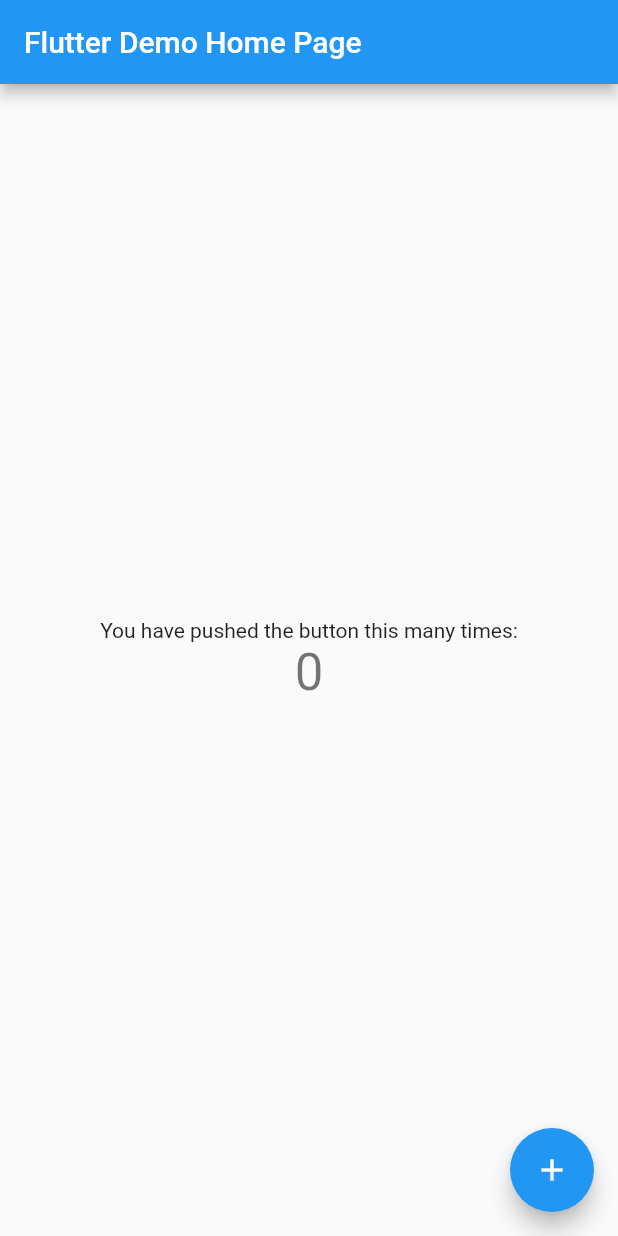
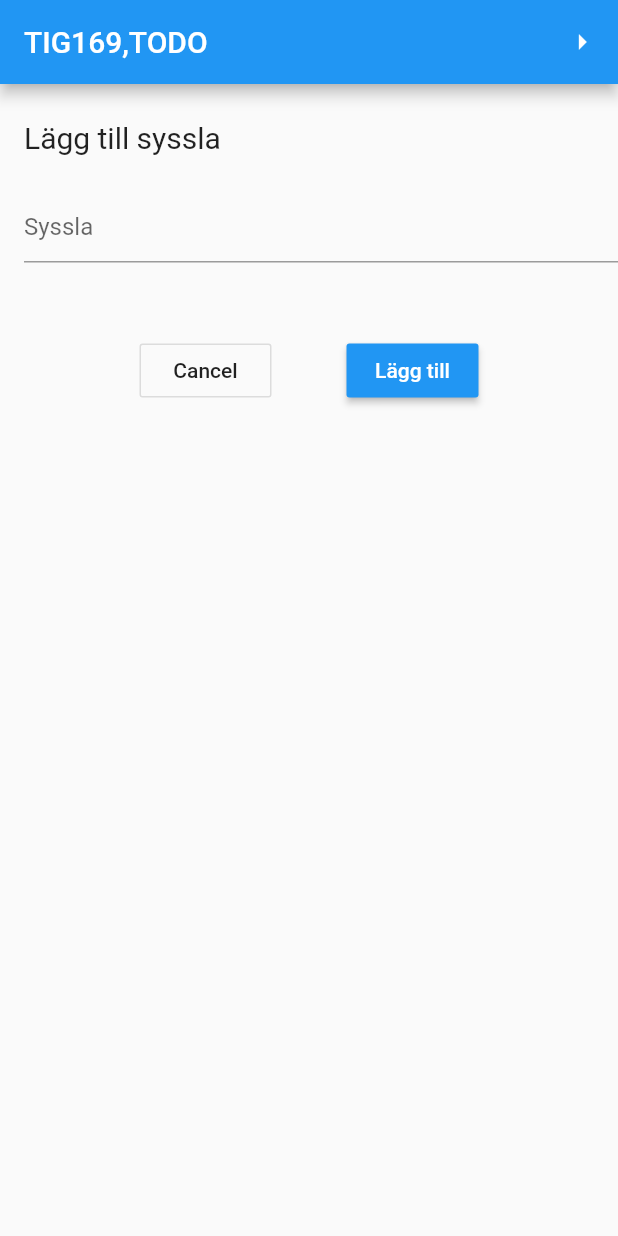
Before and after one commit to gu-tig169/gusvonno, a Flutter app: the screen it shows after launch, on a phone screen of 412 x 824 dp. Run offline on Flutter 3.47's test engine with Material 2 defaults, Android fonts, the phone set to English and light mode, and no system bars.

Commit message:
Updated for stage1

```diff
--- a/lib/main.dart
+++ b/lib/main.dart
@@ -5,113 +5,151 @@ void main() {
 }
 
 class MyApp extends StatelessWidget {
-  // This widget is the root of your application.
   @override
   Widget build(BuildContext context) {
     return MaterialApp(
-      title: 'Flutter Demo',
-      theme: ThemeData(
-        // This is the theme of your application.
-        //
-        // Try running your application with "flutter run". You'll see the
-        // application has a blue toolbar. Then, without quitting the app, try
-        // changing the primarySwatch below to Colors.green and then invoke
-        // "hot reload" (press "r" in the console where you ran "flutter run",
-        // or simply save your changes to "hot reload" in a Flutter IDE).
-        // Notice that the counter didn't reset back to zero; the application
-        // is not restarted.
-        primarySwatch: Colors.blue,
-        // This makes the visual density adapt to the platform that you run
-        // the app on. For desktop platforms, the controls will be smaller and
-        // closer together (more dense) than on mobile platforms.
-        visualDensity: VisualDensity.adaptivePlatformDensity,
+      home: MainView(),
+    );
+  }
+}
+class MainView extends StatelessWidget {
+  @override
+  Widget build(BuildContext context) {
+    return Scaffold(
+      appBar: AppBar(
+        title: Text('TIG169,TODO'),
+        actions: [
+          IconButton(
+            icon: Icon(Icons.arrow_right),
+            onPressed: () {
+              Navigator.push(context,
+                  MaterialPageRoute(builder: (context) => SecondView()));
+            },
+          ),
+        ],
       ),
-      home: MyHomePage(title: 'Flutter Demo Home Page'),
+      body: Center(
+        child: Column(
+          mainAxisAlignment: MainAxisAlignment.start,
+          crossAxisAlignment: CrossAxisAlignment.start,
+          children: [
+
+            _nameLabel(),
+            _nameInputField(),
+            Container(
+              height: 24,
+            ),
+            Container(
+              height: 24,
+            ),
+            _buttonRow(),
+          ],
+        ),
+      ),
+    );
+  }
+
+
+
+  Widget _nameLabel() {
+    return Container(
+      margin: EdgeInsets.only(
+        left: 16,
+        top: 24,
+      ),
+      child: Text(
+        'Lägg till syssla',
+        style: TextStyle(fontSize: 20),
+      ),
+    );
+  }
+
+  Widget _nameInputField() {
+    return Container(
+      margin: EdgeInsets.only(
+        left: 16,
+        top: 24,
+      ),
+      child: TextField(
+        decoration: InputDecoration(
+          hintText: 'Syssla',
+        ),
+      ),
+    );
+  }
+
+
+  Widget _buttonRow() {
+    return Row(
+      mainAxisAlignment: MainAxisAlignment.center,
+      children: [
+        OutlineButton(
+          onPressed: () {},
+          child: Text('Cancel'),
+          highlightColor: Colors.red,
+        ),
+        Container(
+          width: 50,
+        ),
+        RaisedButton(
+          onPressed: () {},
+          child: Text('Lägg till'),
+          color: Colors.blue,
+          textColor: Colors.white,
+          highlightColor: Colors.green,
+        ),
+      ],
     );
   }
 }
 
-class MyHomePage extends StatefulWidget {
-  MyHomePage({Key key, this.title}) : super(key: key);
+class SecondView extends StatelessWidget {
+  get onPressed => null;
 
-  // This widget is the home page of your application. It is stateful, meaning
-  // that it has a State object (defined below) that contains fields that affect
-  // how it looks.
+  Widget build(BuildContext context) {
+    return Scaffold(
+      appBar: AppBar(title: Text('Tig169 TODO'),
+      actions: <Widget>[
+          IconButton(
+            icon: const Icon(Icons.menu),
+            tooltip: 'Menu',
+            onPressed: () {
 
-  // This class is the configuration for the state. It holds the values (in this
-  // case the title) provided by the parent (in this case the App widget) and
-  // used by the build method of the State. Fields in a Widget subclass are
-  // always marked "final".
+            },
 
-  final String title;
-
-  @override
-  _MyHomePageState createState() => _MyHomePageState();
-}
-
-class _MyHomePageState extends State<MyHomePage> {
-  int _counter = 0;
-
-  void _incrementCounter() {
-    setState(() {
-      // This call to setState tells the Flutter framework that something has
-      // changed in this State, which causes it to rerun the build method below
-      // so that the display can reflect the updated values. If we changed
-      // _counter without calling setState(), then the build method would not be
-      // called again, and so nothing would appear to happen.
-      _counter++;
-    });
+      ),
+     ]
+      ),
+      body: _list(),
+      floatingActionButton: FloatingActionButton (
+        child: Icon(Icons.add),
+        onPressed: () {},
+      ),
+    );
   }
 
-  @override
-  Widget build(BuildContext context) {
-    // This method is rerun every time setState is called, for instance as done
-    // by the _incrementCounter method above.
-    //
-    // The Flutter framework has been optimized to make rerunning build methods
-    // fast, so that you can just rebuild anything that needs updating rather
-    // than having to individually change instances of widgets.
-    return Scaffold(
-      appBar: AppBar(
-        // Here we take the value from the MyHomePage object that was created by
-        // the App.build method, and use it to set our appbar title.
-        title: Text(widget.title),
-      ),
-      body: Center(
-        // Center is a layout widget. It takes a single child and positions it
-        // in the middle of the parent.
-        child: Column(
-          // Column is also a layout widget. It takes a list of children and
-          // arranges them vertically. By default, it sizes itself to fit its
-          // children horizontally, and tries to be as tall as its parent.
-          //
-          // Invoke "debug painting" (press "p" in the console, choose the
-          // "Toggle Debug Paint" action from the Flutter Inspector in Android
-          // Studio, or the "Toggle Debug Paint" command in Visual Studio Code)
-          // to see the wireframe for each widget.
-          //
-          // Column has various properties to control how it sizes itself and
-          // how it positions its children. Here we use mainAxisAlignment to
-          // center the children vertically; the main axis here is the vertical
-          // axis because Columns are vertical (the cross axis would be
-          // horizontal).
-          mainAxisAlignment: MainAxisAlignment.center,
-          children: <Widget>[
-            Text(
-              'You have pushed the button this many times:',
-            ),
-            Text(
-              '$_counter',
-              style: Theme.of(context).textTheme.headline4,
-            ),
-          ],
-        ),
-      ),
-      floatingActionButton: FloatingActionButton(
-        onPressed: _incrementCounter,
-        tooltip: 'Increment',
-        child: Icon(Icons.add),
-      ), // This trailing comma makes auto-formatting nicer for build methods.
+  Widget _list() {
+    return ListView(
+      children: [
+        _item(),
+        _item(),
+        _item(),
+        _item(),
+        _item(),
+        _item(),
+        _item(),
+
+      ],
     );
   }
-}
+
+  Widget _item() {
+    return CheckboxListTile(
+      title: Text('Viktiga saker att göra', style: TextStyle(fontStyle: FontStyle.italic, color: Colors.black)),
+      secondary:Icon(Icons.cancel),
+      controlAffinity:ListTileControlAffinity.leading,
+      value: true,
+      onChanged: (null));
+
+    }
+  }
```
